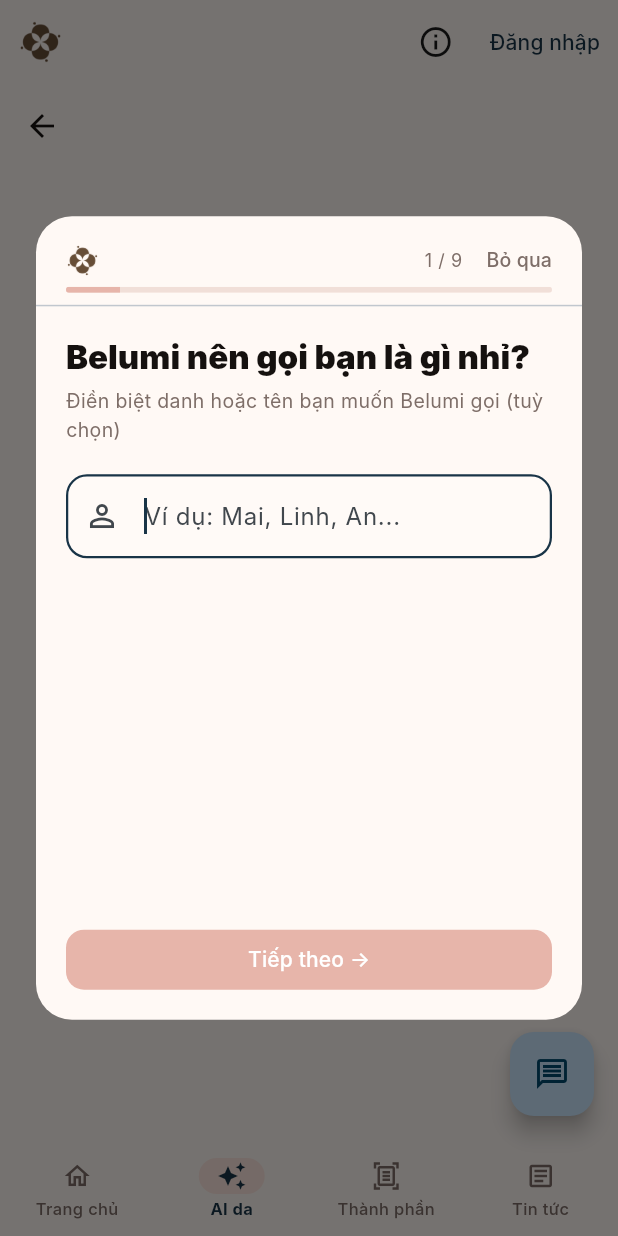
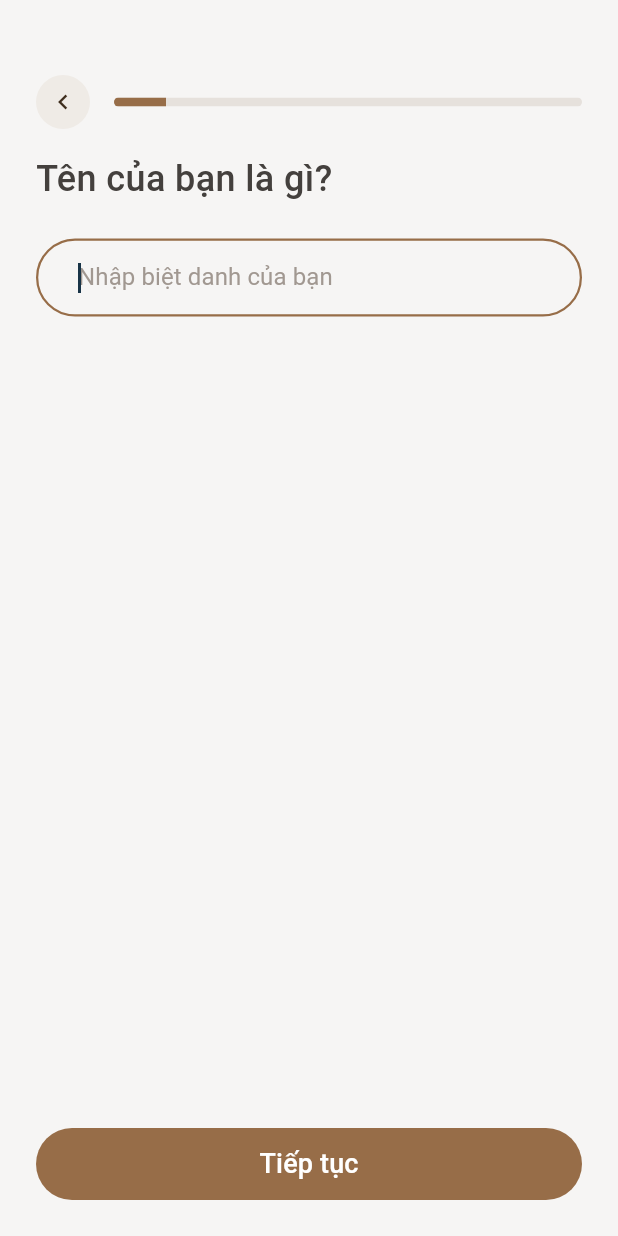
Before and after one commit to ITduow/Belumi_FE, a Flutter app: the SkinAnalysisScreen screen opened by its route, after a tap on "Làm khảo sát ngay ✨", on a phone screen of 412 x 824 dp. Run offline on Flutter 3.47's test engine with Material 3 defaults, Android fonts, the phone set to English and light mode, and no system bars; our stand-ins replace camera, cloud_firestore, dio, firebase_auth, firebase_core, fl_chart and 6 more; missing offline and left inert: dart:html, google_mlkit_text_recognition; accounts and stored records are empty; Roboto replaces fonts that are missing (Inter).

Commit message:
add onboarding_quiz_sheet.dart

```diff
--- a/lib/features/onboarding/onboarding_quiz_sheet.dart
+++ b/lib/features/onboarding/onboarding_quiz_sheet.dart
@@ -1,8 +1,8 @@
 import 'package:flutter/material.dart';
+import 'package:google_fonts/google_fonts.dart';
 
 import '../../data/models/belumi_models.dart';
 import '../../data/repositories/belumi_repository.dart';
-import '../../presentation/widgets/belumi_luxury.dart';
 
 // ─────────────────────────────────────────────────────────────────────────────
 // Public entry point
@@ -12,19 +12,14 @@
   BuildContext context, {
   required BelumiRepository repository,
 }) {
-  return showDialog<BeautyProfile?>(
+  return showGeneralDialog<BeautyProfile?>(
     context: context,
     barrierDismissible: false,
-    builder: (_) => Dialog(
-      shape: RoundedRectangleBorder(borderRadius: BorderRadius.circular(24)),
-      backgroundColor: const Color(0xFFFFF9F5),
-      clipBehavior: Clip.antiAlias,
-      insetPadding: const EdgeInsets.symmetric(horizontal: 24, vertical: 40),
-      child: ConstrainedBox(
-        constraints: BoxConstraints(
-          maxHeight: MediaQuery.of(context).size.height * 0.65,
-          maxWidth: 480,
-        ),
+    barrierColor: const Color(0xFFF6F5F4),
+    transitionDuration: Duration.zero,
+    pageBuilder: (context, animation, secondaryAnimation) => Scaffold(
+      backgroundColor: const Color(0xFFF6F5F4), // var(--neutral-bg-canvas)
+      body: SafeArea(
         child: OnboardingQuizSheet(repository: repository),
       ),
     ),
@@ -110,7 +105,6 @@
     }
   }
 
-  void _skip() => Navigator.of(context).pop(null);
 
   Future<void> _submit() async {
     setState(() {
@@ -163,14 +157,19 @@
 
   @override
   Widget build(BuildContext context) {
-    return Column(
-      mainAxisSize: MainAxisSize.min,
+    return Padding(
+      padding: const EdgeInsets.fromLTRB(24, 50, 24, 24),
+      child: Column(
+        crossAxisAlignment: CrossAxisAlignment.start,
         children: [
           _QuizHeader(
             currentPage: _currentPage,
             totalPages: _totalPages,
-          onSkip: _skip,
+            onBack: _currentPage > 0
+                ? _prevPage
+                : () => Navigator.of(context).pop(null),
           ),
+          const SizedBox(height: 18),
           Expanded(
             child: PageView(
               controller: _pageController,
@@ -230,22 +229,22 @@
               ],
             ),
           ),
-        if (_error != null)
-          Padding(
-            padding: const EdgeInsets.fromLTRB(20, 0, 20, 4),
-            child: Text(
+          if (_error != null) ...[
+            const SizedBox(height: 8),
+            Text(
               _error!,
-              style: const TextStyle(color: Colors.red, fontSize: 13),
+              style: GoogleFonts.monaSans(color: Colors.red, fontSize: 13),
             ),
-          ),
+          ],
+          const SizedBox(height: 18),
           _QuizFooter(
             currentPage: _currentPage,
             totalPages: _totalPages,
             submitting: _submitting,
-          onBack: _currentPage > 0 ? _prevPage : null,
             onNext: _isPageValid ? _nextPage : null,
           ),
         ],
+      ),
     );
   }
 
@@ -283,63 +282,46 @@
   const _QuizHeader({
     required this.currentPage,
     required this.totalPages,
-    required this.onSkip,
+    required this.onBack,
   });
 
   final int currentPage;
   final int totalPages;
-  final VoidCallback onSkip;
+  final VoidCallback onBack;
 
   @override
   Widget build(BuildContext context) {
     final progress = (currentPage + 1) / totalPages;
-    return Column(
+    return Row(
       children: [
-        Padding(
-          padding: const EdgeInsets.fromLTRB(20, 16, 12, 4),
-          child: Row(
-            children: [
-              const BelumiLogo(height: 22),
-              const Spacer(),
-              Text(
-                '${currentPage + 1} / $totalPages',
-                style: Theme.of(
-                  context,
-                ).textTheme.bodySmall?.copyWith(color: BelumiLuxury.muted),
+        GestureDetector(
+          onTap: onBack,
+          child: Container(
+            width: 36,
+            height: 36,
+            decoration: const BoxDecoration(
+              color: Color(0xFFEFEBE6),
+              shape: BoxShape.circle,
             ),
-              const SizedBox(width: 8),
-              TextButton(
-                onPressed: onSkip,
-                style: TextButton.styleFrom(
-                  padding: const EdgeInsets.symmetric(
-                    horizontal: 8,
-                    vertical: 4,
-                  ),
-                  minimumSize: Size.zero,
-                  tapTargetSize: MaterialTapTargetSize.shrinkWrap,
-                ),
-                child: Text(
-                  'Bỏ qua',
-                  style: TextStyle(color: BelumiLuxury.muted, fontSize: 13),
-                ),
-              ),
-            ],
-          ),
-        ),
-        Padding(
-          padding: const EdgeInsets.symmetric(horizontal: 20),
-          child: ClipRRect(
-            borderRadius: BorderRadius.circular(99),
-            child: LinearProgressIndicator(
-              value: progress,
-              minHeight: 4,
-              backgroundColor: const Color(0xFFF1DFD8),
-              color: BelumiLuxury.rose,
+            child: const Icon(
+              Icons.chevron_left,
+              color: Color(0xFF3F2E1E),
+              size: 20,
             ),
           ),
         ),
-        const SizedBox(height: 8),
-        const Divider(height: 1),
+        const SizedBox(width: 16),
+        Expanded(
+          child: ClipRRect(
+            borderRadius: BorderRadius.circular(9999),
+            child: LinearProgressIndicator(
+              value: progress,
+              minHeight: 6,
+              backgroundColor: const Color(0xFFE6E1DC),
+              valueColor: const AlwaysStoppedAnimation<Color>(Color(0xFF976D48)),
+            ),
+          ),
+        ),
       ],
     );
   }
@@ -351,47 +333,32 @@
     required this.totalPages,
     required this.submitting,
     required this.onNext,
-    this.onBack,
   });
 
   final int currentPage;
   final int totalPages;
   final bool submitting;
   final VoidCallback? onNext;
-  final VoidCallback? onBack;
 
   bool get isLastPage => currentPage == totalPages - 1;
 
   @override
   Widget build(BuildContext context) {
-    return SafeArea(
-      top: false,
-      child: Padding(
-        padding: const EdgeInsets.fromLTRB(20, 12, 20, 16),
-        child: Row(
-          children: [
-            if (onBack != null) ...[
-              OutlinedButton(
-                onPressed: onBack,
-                style: OutlinedButton.styleFrom(
-                  foregroundColor: BelumiLuxury.black,
-                  side: const BorderSide(color: Color(0xFFF1DFD8)),
+    final isEnabled = onNext != null;
+    return SizedBox(
+      width: double.infinity,
+      height: 48,
+      child: ElevatedButton(
+        onPressed: submitting ? null : onNext,
+        style: ElevatedButton.styleFrom(
+          backgroundColor: isEnabled ? const Color(0xFF976D48) : const Color(0xFFEFEBE6),
+          foregroundColor: isEnabled ? Colors.white : const Color(0xFFC4B4A6),
+          disabledBackgroundColor: const Color(0xFFEFEBE6),
+          disabledForegroundColor: const Color(0xFFC4B4A6),
+          elevation: 0,
+          padding: const EdgeInsets.symmetric(horizontal: 12.0),
           shape: RoundedRectangleBorder(
-                    borderRadius: BorderRadius.circular(12),
-                  ),
-                ),
-                child: const Text('Quay lại'),
-              ),
-              const SizedBox(width: 12),
-            ],
-            Expanded(
-              child: FilledButton(
-                onPressed: submitting ? null : onNext,
-                style: FilledButton.styleFrom(
-                  backgroundColor: BelumiLuxury.rose,
-                  foregroundColor: Colors.white,
-                  shape: RoundedRectangleBorder(
-                    borderRadius: BorderRadius.circular(12),
+            borderRadius: BorderRadius.circular(9999),
           ),
         ),
         child: submitting
@@ -403,10 +370,12 @@
                   color: Colors.white,
                 ),
               )
-                    : Text(isLastPage ? 'Hoàn thành ✨' : 'Tiếp theo →'),
+            : Text(
+                isLastPage ? 'Hoàn thành ✨' : 'Tiếp tục',
+                style: GoogleFonts.monaSans(
+                  fontSize: 18,
+                  fontWeight: FontWeight.w500,
                 ),
-            ),
-          ],
               ),
       ),
     );
@@ -423,25 +392,34 @@
   @override
   Widget build(BuildContext context) {
     return SingleChildScrollView(
-      padding: const EdgeInsets.fromLTRB(20, 20, 20, 8),
       child: Column(
         crossAxisAlignment: CrossAxisAlignment.start,
         children: [
-          Text(
+          SizedBox(
+            width: double.infinity, // align-self: stretch
+            child: Text(
               question,
-            style: Theme.of(context).textTheme.titleLarge?.copyWith(
-              fontWeight: FontWeight.w900,
-              color: BelumiLuxury.black,
+              style: GoogleFonts.monaSans(
+                color: const Color(0xFF44403D), // var(--neutral-text-heading)
+                fontSize: 24,
+                fontStyle: FontStyle.normal,
+                fontWeight: FontWeight.w500,
+                height: 1.20, // line-height: 120%
+              ),
             ),
           ),
           if (hint != null) ...[
             const SizedBox(height: 6),
             Text(
               hint!,
-              style: TextStyle(color: BelumiLuxury.muted, fontSize: 13),
+              style: GoogleFonts.monaSans(
+                color: const Color(0xFF816A5C),
+                fontSize: 13,
+                fontWeight: FontWeight.w400,
+              ),
             ),
           ],
-          const SizedBox(height: 20),
+          const SizedBox(height: 18),
           child,
         ],
       ),
@@ -454,13 +432,11 @@
     required this.label,
     required this.selected,
     required this.onTap,
-    this.emoji,
   });
 
   final String label;
   final bool selected;
   final VoidCallback onTap;
-  final String? emoji;
 
   @override
   Widget build(BuildContext context) {
@@ -468,36 +444,26 @@
       onTap: onTap,
       child: AnimatedContainer(
         duration: const Duration(milliseconds: 160),
-        margin: const EdgeInsets.only(bottom: 10),
-        padding: const EdgeInsets.symmetric(horizontal: 16, vertical: 14),
+        margin: const EdgeInsets.only(bottom: 12),
+        padding: const EdgeInsets.symmetric(horizontal: 20, vertical: 14),
+        width: double.infinity,
+        alignment: Alignment.center,
         decoration: BoxDecoration(
-          color: selected
-              ? BelumiLuxury.rose.withValues(alpha: 0.12)
-              : Colors.white,
-          borderRadius: BorderRadius.circular(12),
+          color: selected ? const Color(0xFFEFE8E1) : Colors.white,
+          borderRadius: BorderRadius.circular(9999),
           border: Border.all(
-            color: selected ? BelumiLuxury.rose : const Color(0xFFF1DFD8),
-            width: selected ? 2 : 1,
+            color: selected ? const Color(0xFF976D48) : const Color(0xFFE6E1DC),
+            width: 1.0,
           ),
         ),
-        child: Row(
-          children: [
-            if (emoji != null) ...[
-              Text(emoji!, style: const TextStyle(fontSize: 18)),
-              const SizedBox(width: 10),
-            ],
-            Expanded(
         child: Text(
           label,
-                style: TextStyle(
-                  fontWeight: selected ? FontWeight.w700 : FontWeight.w500,
-                  color: selected ? BelumiLuxury.rose : BelumiLuxury.black,
+          textAlign: TextAlign.center,
+          style: GoogleFonts.monaSans(
+            fontSize: 16,
+            fontWeight: FontWeight.w400,
+            color: const Color(0xFF3F2E1E),
           ),
-              ),
-            ),
-            if (selected)
-              Icon(Icons.check_circle, color: BelumiLuxury.rose, size: 20),
-          ],
         ),
       ),
     );
@@ -515,15 +481,45 @@
   @override
   Widget build(BuildContext context) {
     return _QuizPage(
-      question: 'Belumi nên gọi bạn là gì nhỉ?',
-      hint: 'Điền biệt danh hoặc tên bạn muốn Belumi gọi (tuỳ chọn)',
+      question: 'Tên của bạn là gì?',
+      child: Padding(
+        padding: const EdgeInsets.only(top: 8.0),
         child: TextField(
           controller: controller,
           autofocus: true,
+          style: GoogleFonts.monaSans(
+            color: const Color(0xFF3F2E1E),
+            fontSize: 16,
+            fontWeight: FontWeight.w400,
+            height: 1.25,
+            letterSpacing: 0.08,
+          ),
           textCapitalization: TextCapitalization.words,
-        decoration: const InputDecoration(
-          hintText: 'Ví dụ: Mai, Linh, An...',
-          prefixIcon: Icon(Icons.person_outline),
+          decoration: InputDecoration(
+            hintText: 'Nhập biệt danh của bạn',
+            hintStyle: GoogleFonts.monaSans(
+              color: const Color(0xFFA19891), // var(--neutral-text-placeholder)
+              fontSize: 16,
+              fontWeight: FontWeight.w400,
+              height: 1.25,
+              letterSpacing: 0.08,
+            ),
+            contentPadding: const EdgeInsets.symmetric(horizontal: 24, vertical: 16),
+            filled: true,
+            fillColor: const Color(0xFFF6F5F4),
+            border: OutlineInputBorder(
+              borderRadius: BorderRadius.circular(9999),
+              borderSide: const BorderSide(color: Color(0xFFC4B4A6)),
+            ),
+            enabledBorder: OutlineInputBorder(
+              borderRadius: BorderRadius.circular(9999),
+              borderSide: const BorderSide(color: Color(0xFFC4B4A6)),
+            ),
+            focusedBorder: OutlineInputBorder(
+              borderRadius: BorderRadius.circular(9999),
+              borderSide: const BorderSide(color: Color(0xFF976D48), width: 1.5),
+            ),
+          ),
         ),
       ),
     );
@@ -543,13 +539,12 @@
   @override
   Widget build(BuildContext context) {
     const options = [
-      ('female', 'Nữ', '👩'),
-      ('male', 'Nam', '👨'),
-      ('other', 'Khác', '🌈'),
+      ('female', 'Nữ'),
+      ('male', 'Nam'),
+      ('other', 'Khác'),
     ];
     return _QuizPage(
-      question:
-          'Để gợi ý thông tin được cá nhân hóa và phù hợp hơn, bạn cho Belumi biết giới tính nhé?',
+      question: 'Giới tính của bạn là gì?',
       child: Column(
         children: options
             .map(
@@ -557,7 +552,6 @@
                 label: opt.$2,
                 selected: selected == opt.$1,
                 onTap: () => onSelect(opt.$1),
-                emoji: opt.$3,
               ),
             )
             .toList(),
@@ -580,13 +574,12 @@
   Widget build(BuildContext context) {
     const options = [
       ('under18', 'Dưới 18'),
-      ('18-22', '18 – 22'),
-      ('23-26', '23 – 26'),
+      ('18-22', '18-22'),
+      ('23-26', '23-26'),
       ('over27', 'Trên 27'),
     ];
     return _QuizPage(
-      question:
-          'Vì làn da ở mỗi độ tuổi có nhu cầu khác nhau, bạn thuộc nhóm tuổi nào?',
+      question: 'Bạn thuộc nhóm tuổi nào?',
       child: Column(
         children: options
             .map(
@@ -615,15 +608,11 @@
   @override
   Widget build(BuildContext context) {
     const options = [
-      ('normal', 'Da đủ ẩm, không bóng dầu, khá mịn', '✨'),
-      ('dry', 'Da thường thấy khô căng, dễ bong, thiếu ẩm', '🌵'),
-      ('combination', 'Vùng chữ T bóng dầu, hai má khô', '🌗'),
-      ('oily', 'Da dễ tiết nhiều dầu và bóng nhờn', '💧'),
-      (
-        'sensitive',
-        'Da dễ bị ngứa, khô căng, dễ kích ứng hoặc mẩn đỏ',
-        '🌬️',
-      ),
+      ('normal', 'Da đủ ẩm, không bóng dầu, khá mịn'),
+      ('dry', 'Thường khô căng, dễ bong, thiếu ẩm'),
+      ('combination', 'Vùng chữ T bóng dầu, hai má khô'),
+      ('oily', 'Da dễ tiết nhiều dầu và bóng nhờn'),
+      ('sensitive', 'Da dễ bị ngứa, kích ứng hoặc mẩn đỏ'),
     ];
     return _QuizPage(
       question: 'Cảm nhận về làn da hiện tại của bạn giống mô tả nào nhất?',
@@ -634,7 +623,6 @@
                 label: opt.$2,
                 selected: selected == opt.$1,
                 onTap: () => onSelect(opt.$1),
-                emoji: opt.$3,
               ),
             )
             .toList(),
@@ -656,12 +644,12 @@
   @override
   Widget build(BuildContext context) {
     const options = [
-      ('hydration', 'Cấp ẩm, giảm cảm giác khô', '💧'),
-      ('brightening', 'Làm sáng, đều màu', '☀️'),
-      ('pore_control', 'Kiềm dầu, lỗ chân lông thông thoáng', '🌿'),
-      ('dark_spot', 'Làm mờ vết thâm sau mụn', '✨'),
-      ('anti_aging', 'Cải thiện nếp nhăn, dấu hiệu lão hóa', '⏳'),
-      ('soothing', 'Làm dịu cảm giác khó chịu', '🌸'),
+      ('hydration', 'Cấp ẩm, giảm cảm giác khô'),
+      ('brightening', 'Làm sáng, đều màu'),
+      ('pore_control', 'Kiềm dầu, lỗ chân lông thông thoáng'),
+      ('dark_spot', 'Làm mờ vết thâm sau mụn'),
+      ('anti_aging', 'Cải thiện nếp nhăn, dấu hiệu lão hóa'),
+      ('soothing', 'Làm dịu cảm giác khó chịu'),
     ];
     return _QuizPage(
       question: 'Bạn muốn cải thiện những điều gì ở làn da hiện tại?',
@@ -673,7 +661,6 @@
                 label: opt.$2,
                 selected: selected.contains(opt.$1),
                 onTap: () => onToggle(opt.$1),
-                emoji: opt.$3,
               ),
             )
             .toList(),
@@ -695,17 +682,12 @@
   @override
   Widget build(BuildContext context) {
     const options = [
-      ('stable', 'Khá ổn định, ít khi khó chịu', '🟢'),
-      ('mild', 'Thỉnh thoảng hơi nhạy cảm', '🟡'),
-      (
-        'sensitive',
-        'Rất nhạy cảm với hầu hết sản phẩm, cần chọn cẩn thận',
-        '🔴',
-      ),
+      ('stable', 'Khá ổn định, ít khi khó chịu'),
+      ('mild', 'Thỉnh thoảng hơi nhạy cảm'),
+      ('sensitive', 'Rất nhạy cảm với hầu hết sản phẩm, cần chọn cẩn thận'),
     ];
     return _QuizPage(
-      question:
-          'Khi thử mỹ phẩm mới hoặc thời tiết thay đổi, bạn thường cảm thấy da như thế nào?',
+      question: 'Khi thử mỹ phẩm mới hoặc thời tiết thay đổi, bạn thường cảm thấy da như thế nào?',
       child: Column(
         children: options
             .map(
@@ -713,7 +695,6 @@
                 label: opt.$2,
                 selected: selected == opt.$1,
                 onTap: () => onSelect(opt.$1),
-                emoji: opt.$3,
               ),
             )
             .toList(),
@@ -742,12 +723,12 @@
   @override
   Widget build(BuildContext context) {
     const presets = [
-      ('fragrance', 'Hương liệu', '🌸'),
-      ('alcohol', 'Cồn', '🧪'),
-      ('paraben', 'Paraben', '⚗️'),
-      ('mineral_oil', 'Dầu khoáng', '🛢️'),
-      ('retinol', 'Retinol', '💊'),
-      ('none', 'Không có', '✅'),
+      ('fragrance', 'Hương liệu'),
+      ('alcohol', 'Cồn'),
+      ('paraben', 'Paraben'),
+      ('mineral_oil', 'Dầu khoáng'),
+      ('retinol', 'Retinol'),
+      ('none', 'Không có'),
     ];
     return _QuizPage(
       question: 'Có những thành phần mỹ phẩm nào bạn muốn tránh không?',
@@ -760,17 +741,44 @@
               label: opt.$2,
               selected: selected.contains(opt.$1),
               onTap: () => onToggle(opt.$1),
-              emoji: opt.$3,
             ),
           ),
-          const SizedBox(height: 4),
+          const SizedBox(height: 8),
           TextField(
             controller: customController,
             enabled: !selected.contains('none'),
             onChanged: (_) => onCustomChanged(),
-            decoration: const InputDecoration(
+            style: GoogleFonts.monaSans(
+              color: const Color(0xFF3F2E1E),
+              fontSize: 16,
+              fontWeight: FontWeight.w400,
+              height: 1.25,
+              letterSpacing: 0.08,
+            ),
+            decoration: InputDecoration(
               hintText: 'Khác: điền tên thành phần...',
-              prefixIcon: Icon(Icons.edit_outlined),
+              hintStyle: GoogleFonts.monaSans(
+                color: const Color(0xFFA19891), // var(--neutral-text-placeholder)
+                fontSize: 16,
+                fontWeight: FontWeight.w400,
+                height: 1.25,
+                letterSpacing: 0.08,
+              ),
+              contentPadding: const EdgeInsets.symmetric(horizontal: 24, vertical: 16),
+              filled: true,
+              fillColor: const Color(0xFFF6F5F4),
+              border: OutlineInputBorder(
+                borderRadius: BorderRadius.circular(9999),
+                borderSide: const BorderSide(color: Color(0xFFC4B4A6)),
+              ),
+              enabledBorder: OutlineInputBorder(
+                borderRadius: BorderRadius.circular(9999),
+                borderSide: const BorderSide(color: Color(0xFFC4B4A6)),
+              ),
+              focusedBorder: OutlineInputBorder(
+                borderRadius: BorderRadius.circular(9999),
+                borderSide: const BorderSide(color: Color(0xFF976D48), width: 1.5),
+              ),
             ),
           ),
         ],
@@ -792,15 +800,14 @@
   @override
   Widget build(BuildContext context) {
     const options = [
-      ('under200k', 'Dưới 200.000đ', '💰'),
-      ('200-300k', '200.000 – 300.000đ', '💰💰'),
-      ('300-500k', '300.000 – 500.000đ', '💰💰💰'),
-      ('500k-1m', '500.000đ – 1.000.000đ', '💎'),
-      ('over1m', 'Trên 1.000.000đ', '💎💎'),
+      ('under200k', 'Dưới 200.000đ'),
+      ('200-300k', '200.000 – 300.000đ'),
+      ('300-500k', '300.000 – 500.000đ'),
+      ('500k-1m', '500.000đ – 1.000.000đ'),
+      ('over1m', 'Trên 1.000.000đ'),
     ];
     return _QuizPage(
-      question:
-          'Mức chi trung bình cho 1 sản phẩm chăm sóc da của bạn khoảng bao nhiêu?',
+      question: 'Mức chi trung bình cho 1 sản phẩm chăm sóc da của bạn khoảng bao nhiêu?',
       child: Column(
         children: options
             .map(
@@ -808,7 +815,6 @@
                 label: opt.$2,
                 selected: selected == opt.$1,
                 onTap: () => onSelect(opt.$1),
-                emoji: opt.$3,
               ),
             )
             .toList(),
@@ -828,20 +834,47 @@
   @override
   Widget build(BuildContext context) {
     return _QuizPage(
-      question: 'Tên những mỹ phẩm bạn đang dùng là gì?',
+      question: 'Hãy điền tên các loại mỹ phẩm bạn đang sử dụng nhé!',
       hint: 'Tuỳ chọn — liệt kê sản phẩm bạn đang dùng hàng ngày',
+      child: Padding(
+        padding: const EdgeInsets.only(top: 8.0),
         child: TextField(
           controller: controller,
-        minLines: 3,
-        maxLines: 6,
+          minLines: 4,
+          maxLines: 8,
           keyboardType: TextInputType.multiline,
-        decoration: const InputDecoration(
-          hintText: 'Ví dụ: Cosrx snail toner, La Roche-Posay Effaclar...',
-          prefixIcon: Padding(
-            padding: EdgeInsets.only(top: 12),
-            child: Icon(Icons.inventory_2_outlined),
+          style: GoogleFonts.monaSans(
+            color: const Color(0xFF3F2E1E),
+            fontSize: 16,
+            fontWeight: FontWeight.w400,
+            height: 1.25,
+            letterSpacing: 0.08,
           ),
-          alignLabelWithHint: true,
+          decoration: InputDecoration(
+            hintText: 'Ví dụ: Sữa rửa mặt Cetaphil, Serum Klairs...',
+            hintStyle: GoogleFonts.monaSans(
+              color: const Color(0xFFA19891), // var(--neutral-text-placeholder)
+              fontSize: 16,
+              fontWeight: FontWeight.w400,
+              height: 1.25,
+              letterSpacing: 0.08,
+            ),
+            contentPadding: const EdgeInsets.symmetric(horizontal: 20, vertical: 16),
+            filled: true,
+            fillColor: const Color(0xFFF6F5F4),
+            border: OutlineInputBorder(
+              borderRadius: BorderRadius.circular(16),
+              borderSide: const BorderSide(color: Color(0xFFC4B4A6)),
+            ),
+            enabledBorder: OutlineInputBorder(
+              borderRadius: BorderRadius.circular(16),
+              borderSide: const BorderSide(color: Color(0xFFC4B4A6)),
+            ),
+            focusedBorder: OutlineInputBorder(
+              borderRadius: BorderRadius.circular(16),
+              borderSide: const BorderSide(color: Color(0xFF976D48), width: 1.5),
+            ),
+          ),
         ),
       ),
     );
```
Lines whose indentation alone changed are shown as unchanged.
